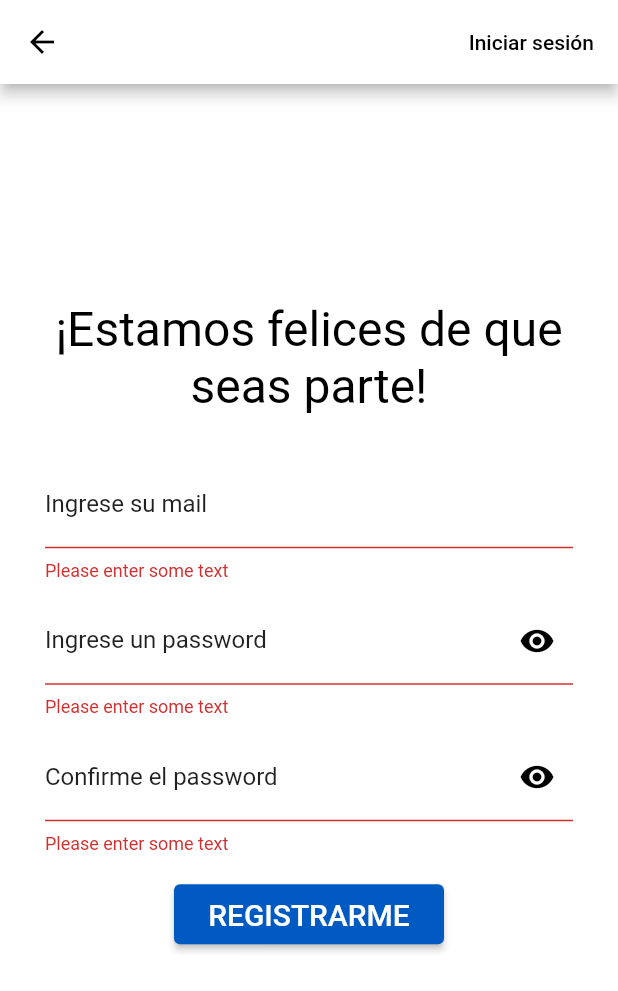
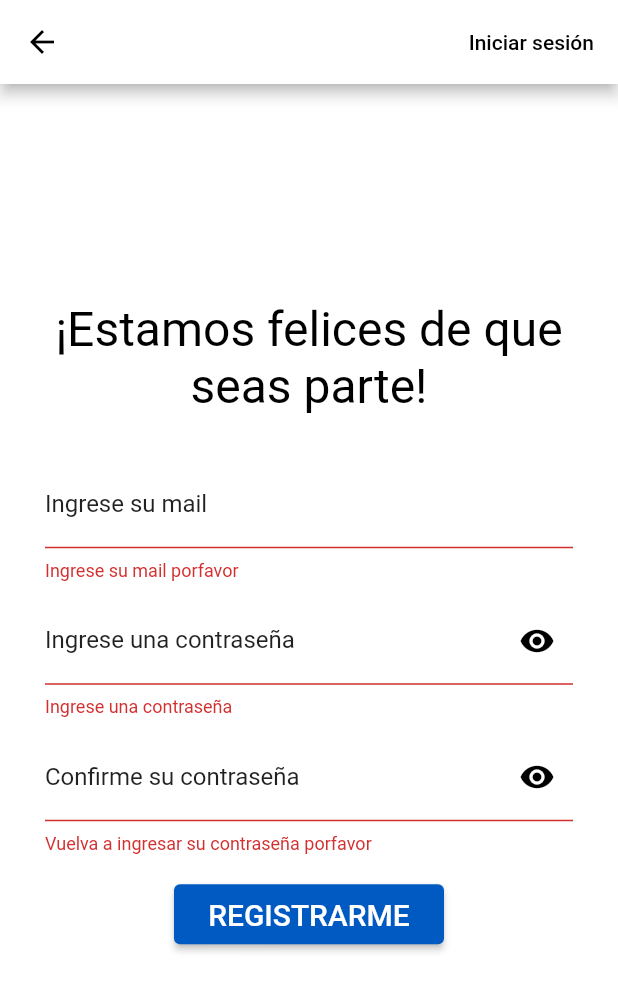
Before and after one commit to No-Country/c9-49-m-flutter, a Flutter app: the RegisterScreen screen opened by its route, after a tap on "REGISTRARME", on a phone screen of 412 x 824 dp. Shown: the top 991 px of the screen. Run offline on Flutter 3.47's test engine with Material 2 defaults, Android fonts, the light colour scheme and no system bars; our stand-ins replace cloud_firestore, firebase_auth, firebase_core, firebase_storage, flutter_svg, google_sign_in and 1 more; missing offline and left inert: stream_chat_flutter; accounts and stored records are empty; project files that could hold a hidden picture were left out.

Commit message:
hotfix comprobacion que contraseña de nuevo usuario sea alfanumerica y posea mas de 8 caracteres

```diff
--- a/lib/screens/Authentication/register_screen.dart
+++ b/lib/screens/Authentication/register_screen.dart
@@ -12,7 +12,7 @@ class RegisterScreen extends StatelessWidget {
     return Scaffold(
       appBar: AppBar(
         title: const Text('Registro'),
-        iconTheme: IconThemeData(color: Colors.black),
+        iconTheme: const IconThemeData(color: Colors.black),
         backgroundColor: Colors.white,
         actions: [
           ElevatedButton(
@@ -115,7 +115,7 @@ class _FormRegisterState extends State<FormRegister> {
                   controller: emailCtrl,
                   validator: (value) {
                     if (value!.isEmpty) {
-                      return "Please enter some text";
+                      return "Ingrese su mail porfavor";
                     }
                     if (!RegExp(
                             r"^[a-zA-Z0-9.a-zA-Z0-9.!#$%&'*+-/=?^_`{|}~]+@[a-zA-Z0-9]+\.[a-zA-Z]+")
@@ -142,7 +142,7 @@ class _FormRegisterState extends State<FormRegister> {
                           });
                         },
                       ),
-                      labelText: 'Ingrese un password',
+                      labelText: 'Ingrese una contraseña',
                       hintText: 'Minimo 8 caracteres',
                       suffixIconColor: const Color.fromARGB(255, 0, 0, 0),
                       labelStyle: const TextStyle(
@@ -159,8 +159,17 @@ class _FormRegisterState extends State<FormRegister> {
                       )),
                   validator: (value) {
                     if (value!.isEmpty) {
-                      return "Please enter some text";
+                      return "Ingrese una contraseña";
                     }
+                    if (!RegExp(r"^.{8,}$").hasMatch(value)) {
+                      return "Su contraseña debe tener al menos 8 caracteres";
+                    }
+                    if (!RegExp(r"^(?=.*[A-Za-z])(?=.*\d)[A-Za-z\d]+$")
+                        .hasMatch(value)) {
+                      //ingresa
+                      return "El password debe contener letras y numeros";
+                    }
+
                     return null;
                   },
                 ),
@@ -181,7 +190,7 @@ class _FormRegisterState extends State<FormRegister> {
                           });
                         },
                       ),
-                      labelText: 'Confirme el password',
+                      labelText: 'Confirme su contraseña',
                       hintText: 'Repita el password',
                       suffixIconColor: const Color.fromARGB(255, 0, 0, 0),
                       labelStyle: const TextStyle(
@@ -198,7 +207,7 @@ class _FormRegisterState extends State<FormRegister> {
                       )),
                   validator: (value) {
                     if (value!.isEmpty) {
-                      return "Please enter some text";
+                      return "Vuelva a ingresar su contraseña porfavor";
                     } else if (value != passwordCtrl.text) {
                       return "La contraseñas no coiciden";
                     }
```
